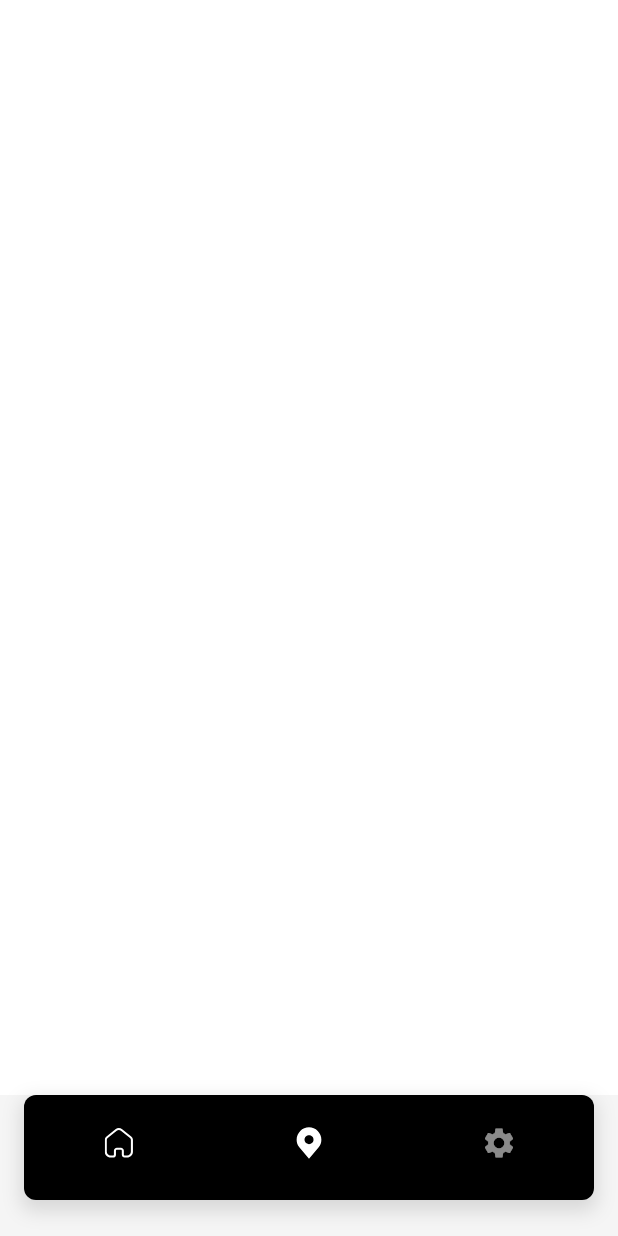
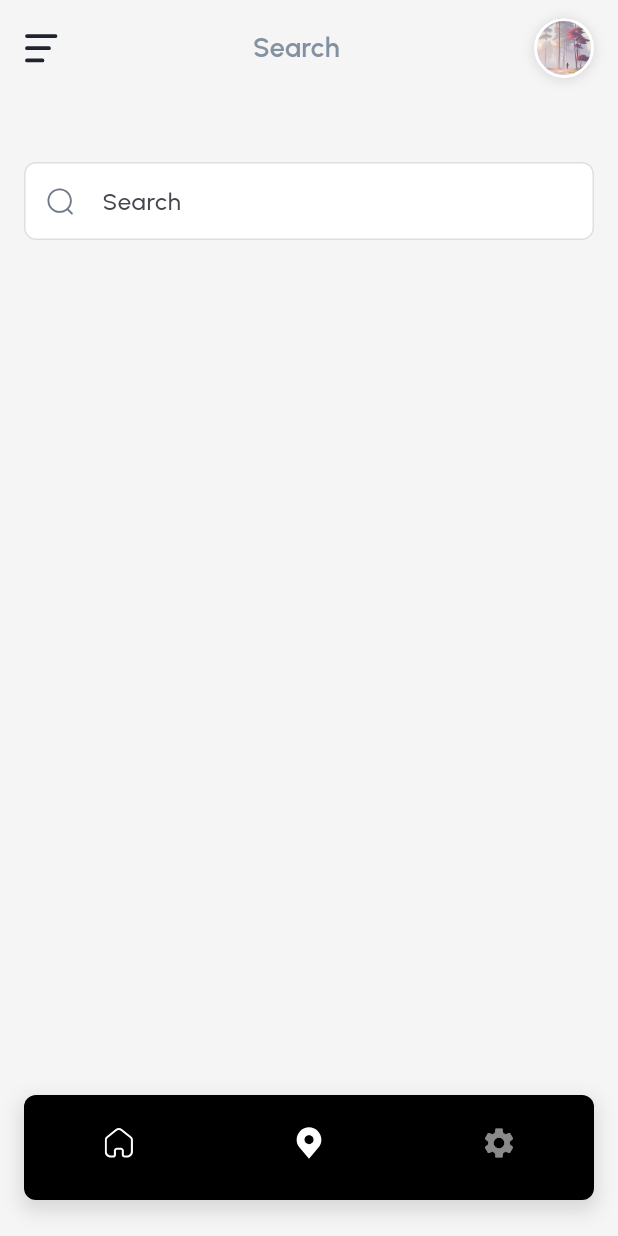
Before and after one commit to NikhilKatkuri/Traviki, a Flutter app: the MainWrapper screen opened by its route, item 2 of the bottom bar chosen, on a phone screen of 412 x 824 dp. Run offline on Flutter 3.47's test engine with Material 3 defaults, Android fonts, the light colour scheme and no system bars; our stand-ins replace flutter_svg, get.

Commit message:
chore: initated search page

```diff
--- a/lib/Presentation/main/home/home.dart
+++ b/lib/Presentation/main/home/home.dart
@@ -43,7 +43,6 @@ class _HomeState extends State<Home> {
             Expanded(
               child: SingleChildScrollView(
                 padding: const EdgeInsets.fromLTRB(16, 0, 16, 16),
-
                 child: Column(
                   crossAxisAlignment: CrossAxisAlignment.start,
                   children: [
@@ -64,7 +63,7 @@ class _HomeState extends State<Home> {
                         color: AppColors.gray,
                       ),
                     ),
-                    SizedBox(height: 32),
+                    SizedBox(height: 36),
                     Row(
                       mainAxisAlignment: MainAxisAlignment.spaceBetween,
                       children: [
@@ -77,7 +76,7 @@ class _HomeState extends State<Home> {
                     SizedBox(height: 24),
                     SingleChildScrollView(
                       scrollDirection: Axis.horizontal,
-                      padding: const EdgeInsets.fromLTRB(0, 16, 16, 16),
+                      padding: const EdgeInsets.fromLTRB(0, 0, 16, 16),
                       child: Row(
                         children: List.generate(
                           topPlaces.length,
--- a/lib/Presentation/main/search/search_page.dart
+++ b/lib/Presentation/main/search/search_page.dart
@@ -1,4 +1,8 @@
 import 'package:flutter/material.dart';
+import 'package:flutter_svg/svg.dart';
+import 'package:traviki/core/theme/app_theme.dart';
+import 'package:traviki/core/vectors/app_vectors.dart';
+import '../../widgets/navbar.dart';
 
 class SearchPage extends StatefulWidget {
   const SearchPage({super.key});
@@ -10,6 +14,71 @@ class SearchPage extends StatefulWidget {
 class _SearchPageState extends State<SearchPage> {
   @override
   Widget build(BuildContext context) {
-    return Scaffold();
+    return Theme(
+      data: AppTheme.mainTheme,
+      child: SafeArea(
+        child: Column(
+          mainAxisAlignment: MainAxisAlignment.start,
+          crossAxisAlignment: CrossAxisAlignment.start,
+          children: [
+            Padding(
+              padding: const EdgeInsets.symmetric(horizontal: 16, vertical: 12),
+              child: Navbar(title: "Search"),
+            ),
+            Expanded(
+              child: SingleChildScrollView(
+                padding: const EdgeInsets.fromLTRB(16, 0, 16, 16),
+                child: Column(
+                  crossAxisAlignment: CrossAxisAlignment.start,
+                  children: [
+                    SizedBox(height: 44),
+                    TextField(
+                      onTapOutside: (event) => FocusScope.of(context).unfocus(),
+                      decoration: InputDecoration(
+                        labelText: 'Search',
+                        labelStyle: TextStyle(fontWeight: FontWeight.w500),
+                        contentPadding: const EdgeInsets.symmetric(
+                          horizontal: 16,
+                          vertical: 14,
+                        ),
+                        enabledBorder: OutlineInputBorder(
+                          borderRadius: BorderRadius.circular(8),
+                          borderSide: const BorderSide(
+                            color: Color(0xFFDFDFDF),
+                            width: 1,
+                          ),
+                        ),
+                        focusedBorder: OutlineInputBorder(
+                          borderRadius: BorderRadius.circular(8),
+                          borderSide: const BorderSide(
+                            color: Color(0xFFDFDFDF),
+                          ),
+                        ),
+                        fillColor: Colors.white,
+                        filled: true,
+                        floatingLabelBehavior: FloatingLabelBehavior.never,
+                        prefixIcon: Padding(
+                          padding: const EdgeInsets.all(12.0),
+                          child: SvgPicture.asset(
+                            AppVectors.search,
+                            height: 24,
+                            width: 24,
+                            fit: BoxFit.scaleDown,
+                          ),
+                        ),
+                        prefixIconConstraints: BoxConstraints(
+                          minWidth: 40,
+                          minHeight: 40,
+                        ),
+                      ),
+                    ),
+                  ],
+                ),
+              ),
+            ),
+          ],
+        ),
+      ),
+    );
   }
 }
--- a/lib/core/theme/app_theme.dart
+++ b/lib/core/theme/app_theme.dart
@@ -17,7 +17,7 @@ class AppTheme {
       ),
       fillColor: AppColors.light,
       filled: true,
-      floatingLabelStyle: TextStyle(color: AppColors.dark,fontSize: 14),
+      floatingLabelStyle: TextStyle(color: AppColors.dark, fontSize: 14),
     ),
     textTheme: const TextTheme(
       headlineLarge: TextStyle(
@@ -40,9 +40,10 @@ class AppTheme {
     ),
   );
 
-  static final mainTheme =ThemeData(
+  static final mainTheme = ThemeData(
     scaffoldBackgroundColor: Colors.white,
     // fontFamily: 'poppins'
     fontFamily: 'Urbanist',
+
   );
 }
--- a/lib/core/vectors/app_vectors.dart
+++ b/lib/core/vectors/app_vectors.dart
@@ -14,6 +14,8 @@ class AppVectors {
   // menu
   static const String menu = '${_baseUrl}menu$_format';
 
+  static const String search = '${_baseUrl}Search$_format';
+
   static const String home = '${_baseUrl}home_outline$_format';
   static const String homeFilled = '${_baseUrl}home_filled$_format';
 
```
Also changed, not shown: assets/vectors/Search.svg (added).
